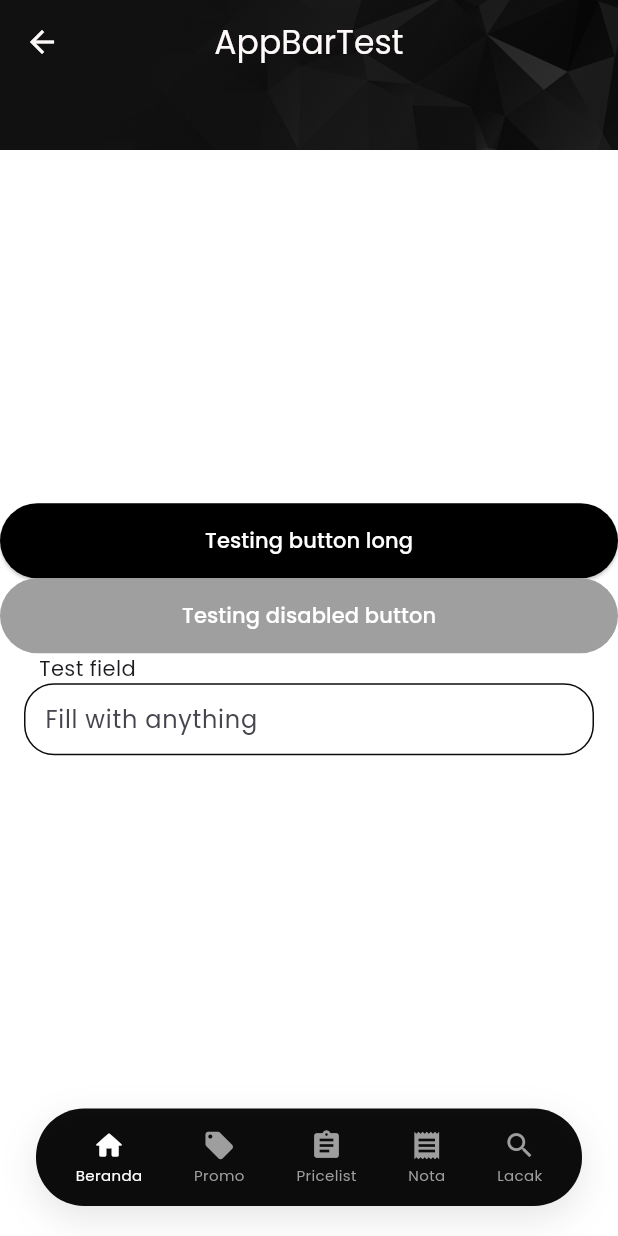
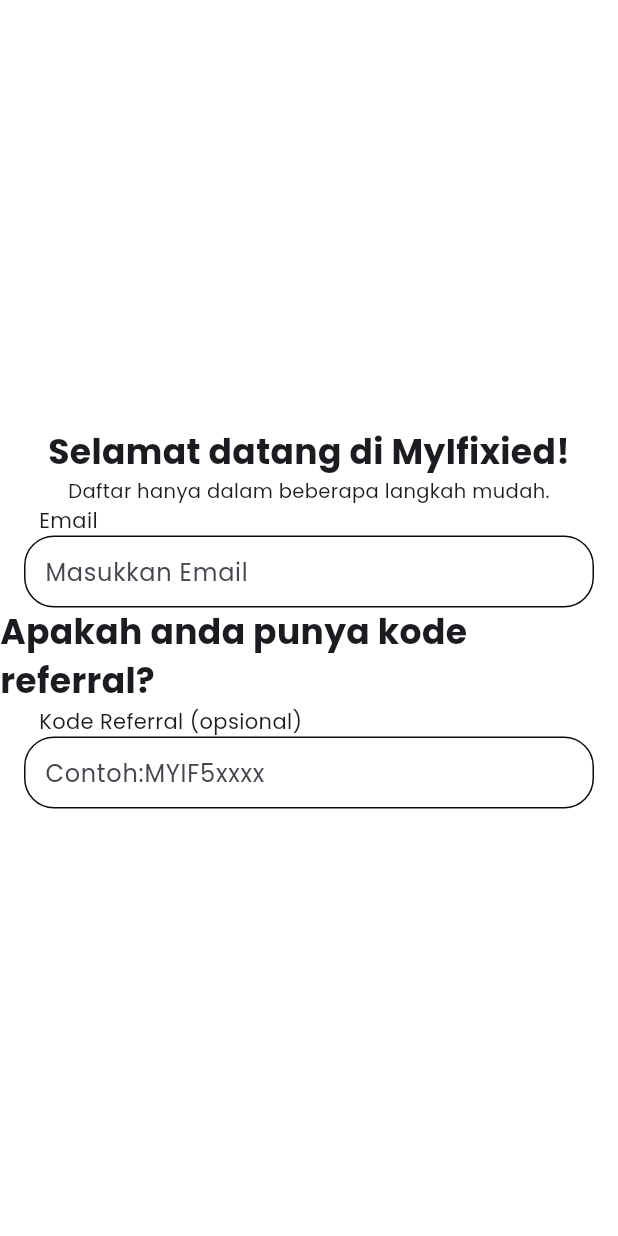
Before and after one commit to adnangomugomu/membership-app, a Flutter app: the AuthPage screen opened by its route, after a tap on "Daftar Sekarang", on a phone screen of 412 x 824 dp. Run offline on Flutter 3.47's test engine with Material 3 defaults, Android fonts, the phone set to English and light mode, and no system bars; our stand-ins replace go_router, google_fonts; missing offline and left inert: dart:ffi.

Commit message:
[Feat] Unfinished register page

```diff
--- a/lib/pages/auth_page.dart
+++ b/lib/pages/auth_page.dart
@@ -47,7 +47,7 @@
                     AppButton(
                       text: 'Daftar Sekarang',
                       onPressed: () {
-                        context.go('/test_page');
+                        context.go('/register_page');
                       },
                       isReversed: true,
                     ),
--- /dev/null
+++ b/lib/pages/register_page.dart
@@ -0,0 +1,37 @@
+import 'package:flutter/material.dart';
+import 'package:ifixied_membership_app/ui/components/app_text_field.dart';
+import 'package:ifixied_membership_app/ui/components/app_text_wrapper.dart';
+
+class RegisterPage extends StatefulWidget {
+  const RegisterPage({super.key});
+
+  @override
+  State<RegisterPage> createState() => _RegisterPage();
+}
+
+class _RegisterPage extends State<RegisterPage> {
+  @override
+  Widget build(BuildContext context) {
+    return Scaffold(
+      body: Center(
+        child: Column(
+          mainAxisSize: MainAxisSize.min,
+          children: [
+            AppTextWrapper.heading('Selamat datang di MyIfixied!'),
+            AppTextWrapper.body('Daftar hanya dalam beberapa langkah mudah.'),
+            AppTextField(label: 'Email', hintText: "Masukkan Email"),
+            AppTextWrapper.heading(
+              'Apakah anda punya kode referral?',
+              textAlign: TextAlign.left,
+            ),
+            AppTextField(
+              label: 'Kode Referral (opsional)',
+              hintText: ('Contoh:MYIF5xxxx'),
+            ),
+          ],
+        ),
+      ),
+    );
+    throw UnimplementedError();
+  }
+}
--- a/lib/routing/app_router.dart
+++ b/lib/routing/app_router.dart
@@ -1,4 +1,5 @@
 import 'package:go_router/go_router.dart';
+import 'package:ifixied_membership_app/pages/register_page.dart';
 import '../Pages/test_page.dart';
 import '../pages/auth_page.dart';
 
@@ -7,5 +8,6 @@
   routes: [
     GoRoute(path: '/test_page', builder: (context, state) => const TestPage()),
     GoRoute(path: '/auth_page', builder: (context, state) => const AuthPage()),
+    GoRoute(path: '/register_page', builder: (context, state)=> const RegisterPage())
   ],
 );
```
